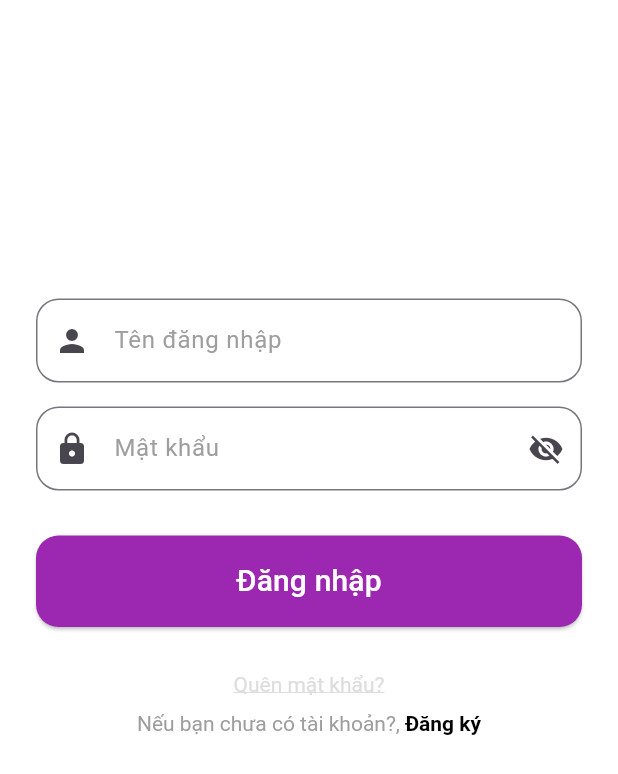
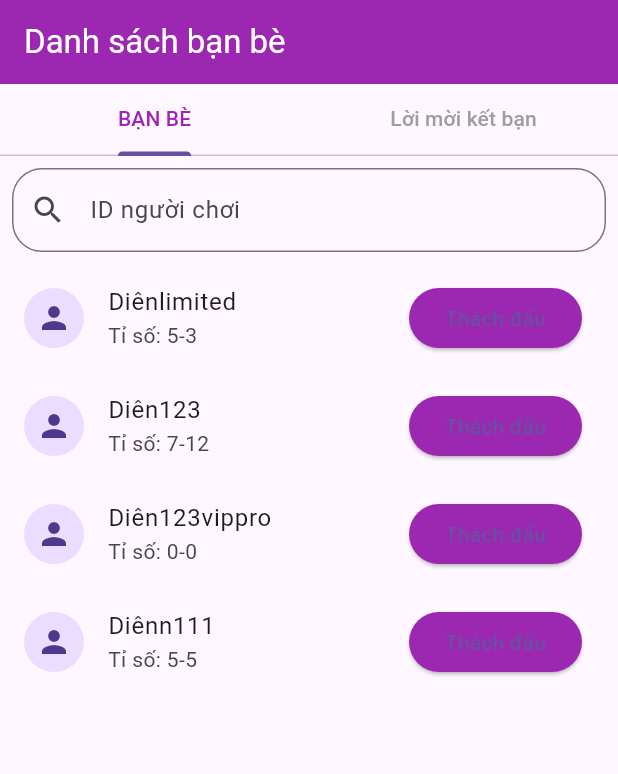
Before and after one commit to liempn13/do_an_di_dong, a Flutter app: the screen it shows after launch, on a phone screen of 412 x 824 dp. Shown: the top 774 px of the screen. Run offline on Flutter 3.47's test engine with Material 3 defaults, Android fonts, the light colour scheme and no system bars.

Commit message:
thongtin,banbe,lichsu

```diff
--- a/lib/main.dart
+++ b/lib/main.dart
@@ -1,5 +1,9 @@
+import 'package:do_an_di_dong/views/auth_screens/friend.dart/friend_list_screen.dart';
+import 'package:do_an_di_dong/views/auth_screens/history/history_screen.dart';
 import 'package:do_an_di_dong/views/auth_screens/login/login_screen.dart';
+import 'package:do_an_di_dong/views/auth_screens/profile/profile_screen.dart';
 import 'package:flutter/material.dart';
+
 void main() {
   runApp(const MainApp());
 }
@@ -9,9 +13,9 @@ class MainApp extends StatelessWidget {
 
   @override
   Widget build(BuildContext context) {
-    return  MaterialApp(
+    return MaterialApp(
       debugShowCheckedModeBanner: false,
-      home: const LoginScreen(),
+      home: FriendListScreen(),
     );
   }
 }
--- /dev/null
+++ b/lib/views/auth_screens/friend.dart/friend_list_screen.dart
@@ -0,0 +1,130 @@
+import 'package:flutter/material.dart';
+import 'invite_list_screen.dart';
+
+class FriendListScreen extends StatefulWidget {
+  @override
+  _FriendListScreenState createState() => _FriendListScreenState();
+}
+
+class _FriendListScreenState extends State<FriendListScreen>
+    with SingleTickerProviderStateMixin {
+  late TabController _tabController;
+
+  @override
+  void initState() {
+    super.initState();
+    _tabController = TabController(length: 2, vsync: this);
+    _tabController.addListener(() {
+      setState(() {});
+    });
+  }
+
+  @override
+  void dispose() {
+    _tabController.dispose();
+    super.dispose();
+  }
+
+  @override
+  Widget build(BuildContext context) {
+    return Scaffold(
+      appBar: AppBar(
+        title: const Text(
+          'Danh sách bạn bè',
+          style: TextStyle(color: Colors.white),
+        ),
+        backgroundColor: Colors.purple,
+      ),
+      body: Column(
+        children: [
+          TabBar(
+            controller: _tabController,
+            labelColor: Colors.purple,
+            unselectedLabelColor: Colors.grey,
+            tabs: const [
+              Tab(text: "BẠN BÈ"),
+              Tab(text: "Lời mời kết bạn"),
+            ],
+          ),
+          if (_tabController.index == 0)
+            Column(
+              children: [
+                Padding(
+                  padding: const EdgeInsets.all(8.0),
+                  child: TextField(
+                    decoration: InputDecoration(
+                      hintText: 'ID người chơi',
+                      prefixIcon: Icon(Icons.search),
+                      border: OutlineInputBorder(
+                        borderRadius: BorderRadius.circular(20.0),
+                      ),
+                    ),
+                  ),
+                ),
+              ],
+            ),
+          Expanded(
+            child: TabBarView(
+              controller: _tabController,
+              children: [
+                ListView(
+                  children: [
+                    ListTile(
+                      leading: CircleAvatar(child: Icon(Icons.person)),
+                      title: Text("Diênlimited"),
+                      subtitle: Text("Tỉ số: 5-3"),
+                      trailing: ElevatedButton(
+                        onPressed: () {},
+                        child: Text("Thách đấu"),
+                        style: ElevatedButton.styleFrom(
+                          backgroundColor: Colors.purple,
+                        ),
+                      ),
+                    ),
+                    ListTile(
+                      leading: CircleAvatar(child: Icon(Icons.person)),
+                      title: Text("Diên123"),
+                      subtitle: Text("Tỉ số: 7-12"),
+                      trailing: ElevatedButton(
+                        onPressed: () {},
+                        child: Text("Thách đấu"),
+                        style: ElevatedButton.styleFrom(
+                          backgroundColor: Colors.purple,
+                        ),
+                      ),
+                    ),
+                    ListTile(
+                      leading: CircleAvatar(child: Icon(Icons.person)),
+                      title: Text("Diên123vippro"),
+                      subtitle: Text("Tỉ số: 0-0"),
+                      trailing: ElevatedButton(
+                        onPressed: () {},
+                        child: Text("Thách đấu"),
+                        style: ElevatedButton.styleFrom(
+                          backgroundColor: Colors.purple,
+                        ),
+                      ),
+                    ),
+                    ListTile(
+                      leading: CircleAvatar(child: Icon(Icons.person)),
+                      title: Text("Diênn111"),
+                      subtitle: Text("Tỉ số: 5-5"),
+                      trailing: ElevatedButton(
+                        onPressed: () {},
+                        child: Text("Thách đấu"),
+                        style: ElevatedButton.styleFrom(
+                          backgroundColor: Colors.purple,
+                        ),
+                      ),
+                    ),
+                  ],
+                ),
+                InviteListScreen(),
+              ],
+            ),
+          ),
+        ],
+      ),
+    );
+  }
+}
```
Also changed, not shown: lib/views/auth_screens/friend.dart/invite_list_screen.dart (added, +71 -0 lines), lib/views/auth_screens/history/history_screen.dart (added, +179 -0 lines), lib/views/auth_screens/profile/edit_profile_screen.dart (added, +109 -0 lines), lib/views/auth_screens/profile/profile_screen.dart (added, +83 -0 lines).
